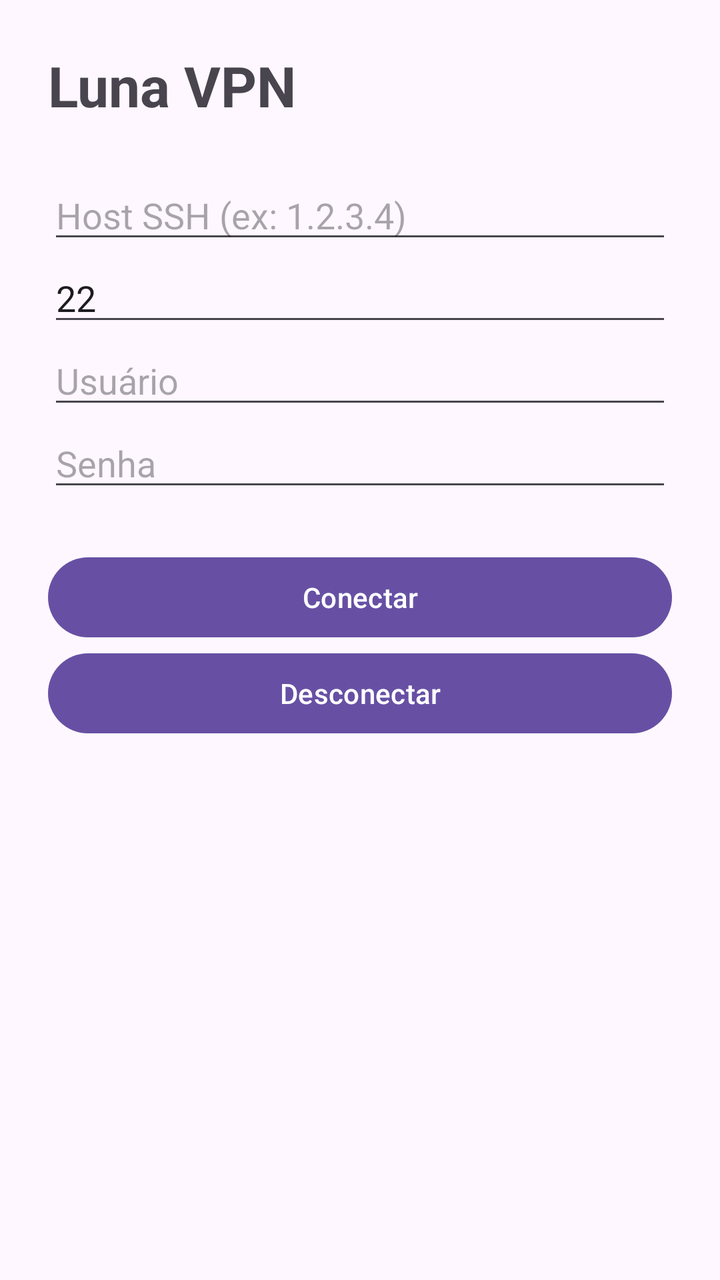
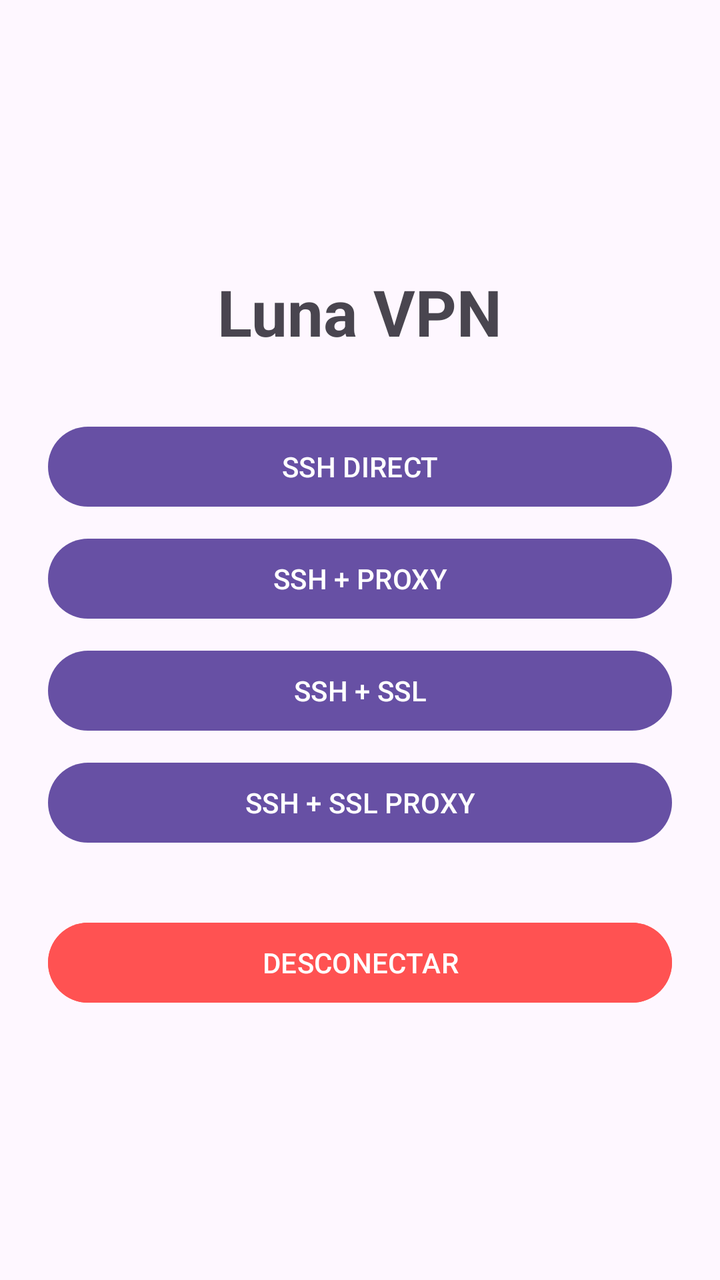

Before-and-after screenshots of an Android layout around one commit, followed by the original layout XML and the change that was made.
<!-- AndroidManifest.xml: application theme Theme.LunaVPN -->
<!-- res/layout/activity_main.xml -->
<?xml version="1.0" encoding="utf-8"?>
<LinearLayout xmlns:android="http://schemas.android.com/apk/res/android"
    android:layout_width="match_parent"
    android:layout_height="match_parent"
    android:orientation="vertical"
    android:padding="24dp">

    <TextView
        android:layout_width="wrap_content"
        android:layout_height="wrap_content"
        android:text="Luna VPN"
        android:textSize="28sp"
        android:textStyle="bold"
        android:layout_marginBottom="24dp"/>

    <EditText
        android:id="@+id/hostInput"
        android:layout_width="match_parent"
        android:layout_height="wrap_content"
        android:hint="Host SSH (ex: 1.2.3.4)"
        android:inputType="textUri"/>

    <EditText
        android:id="@+id/portInput"
        android:layout_width="match_parent"
        android:layout_height="wrap_content"
        android:hint="Porta (padrão 22)"
        android:inputType="number"
        android:text="22"/>

    <EditText
        android:id="@+id/userInput"
        android:layout_width="match_parent"
        android:layout_height="wrap_content"
        android:hint="Usuário"/>

    <EditText
        android:id="@+id/passInput"
        android:layout_width="match_parent"
        android:layout_height="wrap_content"
        android:hint="Senha"
        android:inputType="textPassword"/>

    <Button
        android:id="@+id/connectBtn"
        android:layout_width="match_parent"
        android:layout_height="wrap_content"
        android:layout_marginTop="24dp"
        android:text="Conectar"/>

    <Button
        android:id="@+id/disconnectBtn"
        android:layout_width="match_parent"
        android:layout_height="wrap_content"
        android:text="Desconectar"/>
</LinearLayout>
<!-- resources referenced by this layout -->
<resources>
  <style name="Theme.LunaVPN" parent="Theme.Material3.DayNight.NoActionBar" />
</resources>

<!-- the commit's change to res/layout/activity_main.xml (unified diff, before → after) -->
@@ -3,54 +3,50 @@
     android:layout_width="match_parent"
     android:layout_height="match_parent"
     android:orientation="vertical"
-    android:padding="24dp">
+    android:padding="24dp"
+    android:gravity="center">
 
     <TextView
         android:layout_width="wrap_content"
         android:layout_height="wrap_content"
         android:text="Luna VPN"
-        android:textSize="28sp"
+        android:textSize="32sp"
         android:textStyle="bold"
-        android:layout_marginBottom="24dp"/>
+        android:layout_marginBottom="32dp"/>
 
-    <EditText
-        android:id="@+id/hostInput"
+    <Button
+        android:id="@+id/btnMode1"
         android:layout_width="match_parent"
         android:layout_height="wrap_content"
-        android:hint="Host SSH (ex: 1.2.3.4)"
-        android:inputType="textUri"/>
+        android:text="SSH DIRECT"
+        android:layout_marginBottom="8dp"/>
 
-    <EditText
-        android:id="@+id/portInput"
+    <Button
+        android:id="@+id/btnMode2"
         android:layout_width="match_parent"
         android:layout_height="wrap_content"
-        android:hint="Porta (padrão 22)"
-        android:inputType="number"
-        android:text="22"/>
+        android:text="SSH + PROXY"
+        android:layout_marginBottom="8dp"/>
 
-    <EditText
-        android:id="@+id/userInput"
+    <Button
+        android:id="@+id/btnMode3"
         android:layout_width="match_parent"
         android:layout_height="wrap_content"
-        android:hint="Usuário"/>
+        android:text="SSH + SSL"
+        android:layout_marginBottom="8dp"/>
 
-    <EditText
-        android:id="@+id/passInput"
+    <Button
+        android:id="@+id/btnMode4"
         android:layout_width="match_parent"
         android:layout_height="wrap_content"
-        android:hint="Senha"
-        android:inputType="textPassword"/>
+        android:text="SSH + SSL PROXY"
+        android:layout_marginBottom="32dp"/>
 
     <Button
-        android:id="@+id/connectBtn"
+        android:id="@+id/btnDisconnect"
         android:layout_width="match_parent"
         android:layout_height="wrap_content"
-        android:layout_marginTop="24dp"
-        android:text="Conectar"/>
-
-    <Button
-        android:id="@+id/disconnectBtn"
-        android:layout_width="match_parent"
-        android:layout_height="wrap_content"
-        android:text="Desconectar"/>
+        android:text="DESCONECTAR"
+        android:backgroundTint="#FF5252"
+        android:textColor="#FFFFFF"/>
 </LinearLayout>
